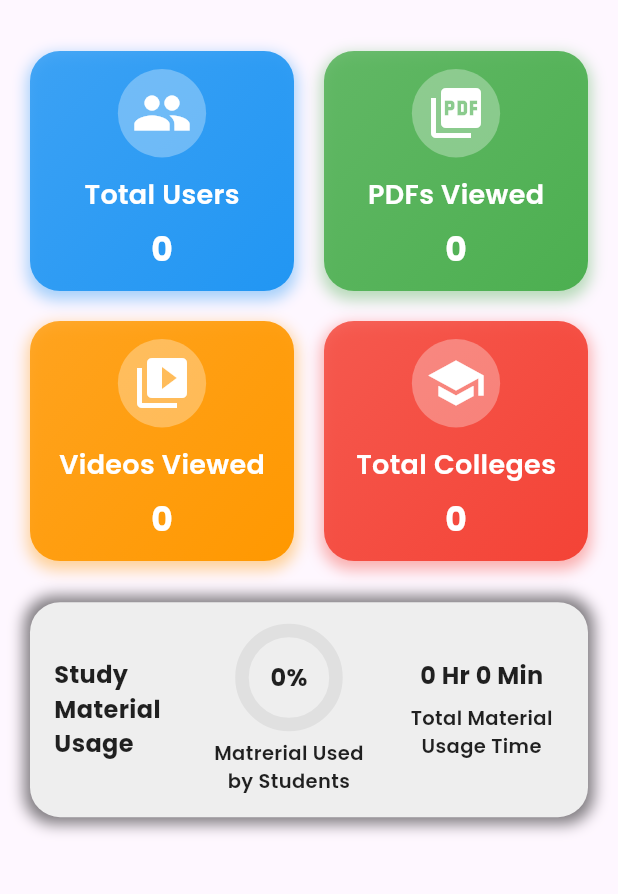
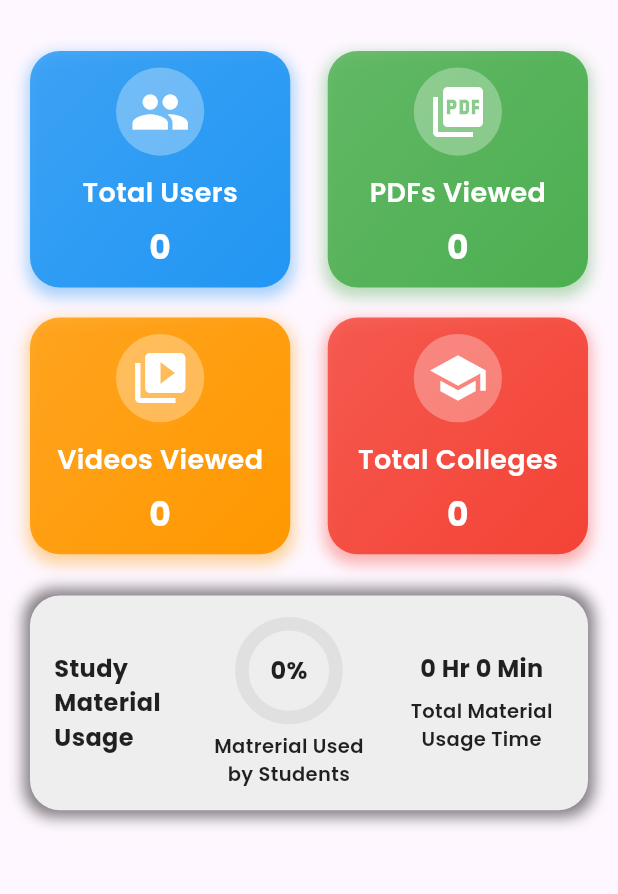
Before and after one commit to Research-Cell-2024-2025/PhiloPhysics-App, a Flutter app: the AdminStatistics screen opened directly, on a phone screen of 412 x 824 dp, the part 63-957 px from its top. Run offline on Flutter 3.47's test engine with Material 3 defaults, Android fonts, the phone set to English and light mode, and no system bars; drawn by our look-alikes of auto_size_text, percent_indicator; our stand-ins replace better_player, bubble_tab_indicator, firebase_auth, firebase_core, firebase_database, firebase_storage and 11 more; missing offline and left inert: firebase_app_check, flutter_file_dialog, flutter_pdfview, future_progress_dialog, in_app_update, no_screenshot; accounts and stored records are empty.

```diff
--- a/lib/screens/Admin/adminStatistics.dart
+++ b/lib/screens/Admin/adminStatistics.dart
@@ -175,7 +175,7 @@ class _AdminStatisticsState extends State<AdminStatistics> {
                 SizedBox(height: 20),
                 GridView.count(
                   crossAxisCount: 2,
-                  crossAxisSpacing: 20.0,
+                  crossAxisSpacing: 25.0,
                   mainAxisSpacing: 20.0,
                   childAspectRatio: 1.1,
                   shrinkWrap: true,
```
